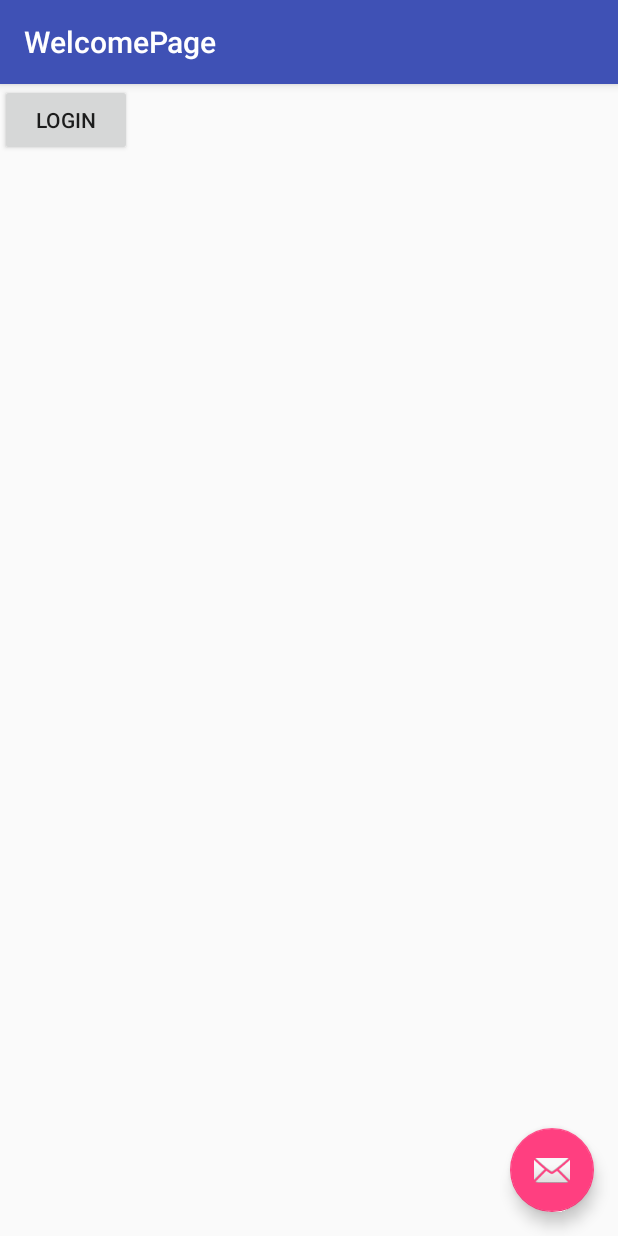
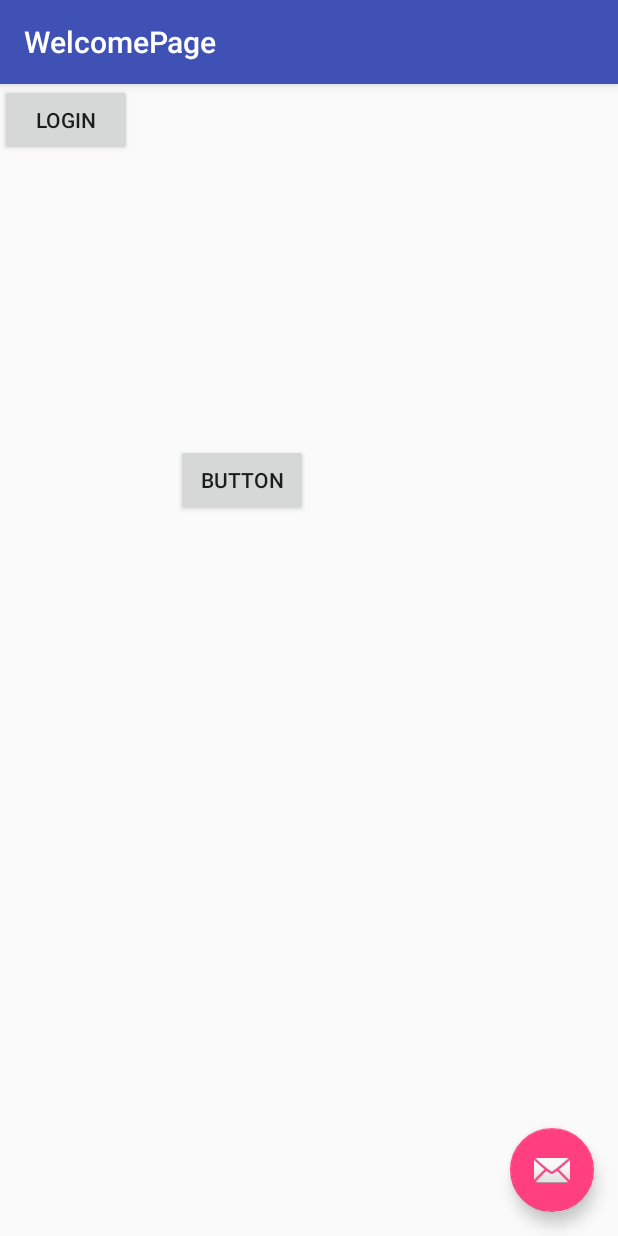
Before and after one commit to Dietmar-Franken/Check-In-N-Out-App, an Android app: the screen it shows after launch (WelcomePage), on a phone screen of 412 x 824 dp. Run offline under Robolectric (Android 15) with nearby library versions, the phone set to English and light mode, and no system bars.

```diff
--- a/app/src/main/java/com/varvet/barcodereadersample/WelcomePage.java
+++ b/app/src/main/java/com/varvet/barcodereadersample/WelcomePage.java
@@ -32,4 +32,9 @@ public class WelcomePage extends AppCompatActivity {
         startActivity(intent);
     }
 
+    public void test(View view) {
+        Intent intent = new Intent(this, MainActivity.class);
+        startActivity(intent);
+    }
+
 }
--- a/app/src/main/res/layout/content_welcome_page.xml
+++ b/app/src/main/res/layout/content_welcome_page.xml
@@ -16,4 +16,15 @@
         tools:layout_editor_absoluteX="93dp"
         tools:layout_editor_absoluteY="170dp"
         android:onClick="goToLogin"/>
+
+    <Button
+        android:id="@+id/button2"
+        android:layout_width="wrap_content"
+        android:layout_height="wrap_content"
+        android:layout_below="@+id/goToLoginButton"
+        android:layout_marginStart="29dp"
+        android:layout_marginTop="192dp"
+        android:layout_toEndOf="@+id/goToLoginButton"
+        android:text="Button"
+        android:onClick="test"/>
 </RelativeLayout>
```
Also changed, not shown: app/build.gradle (+10 -0 lines), app/src/main/java/com/varvet/barcodereadersample/LoginPage.java (+26 -0 lines).
